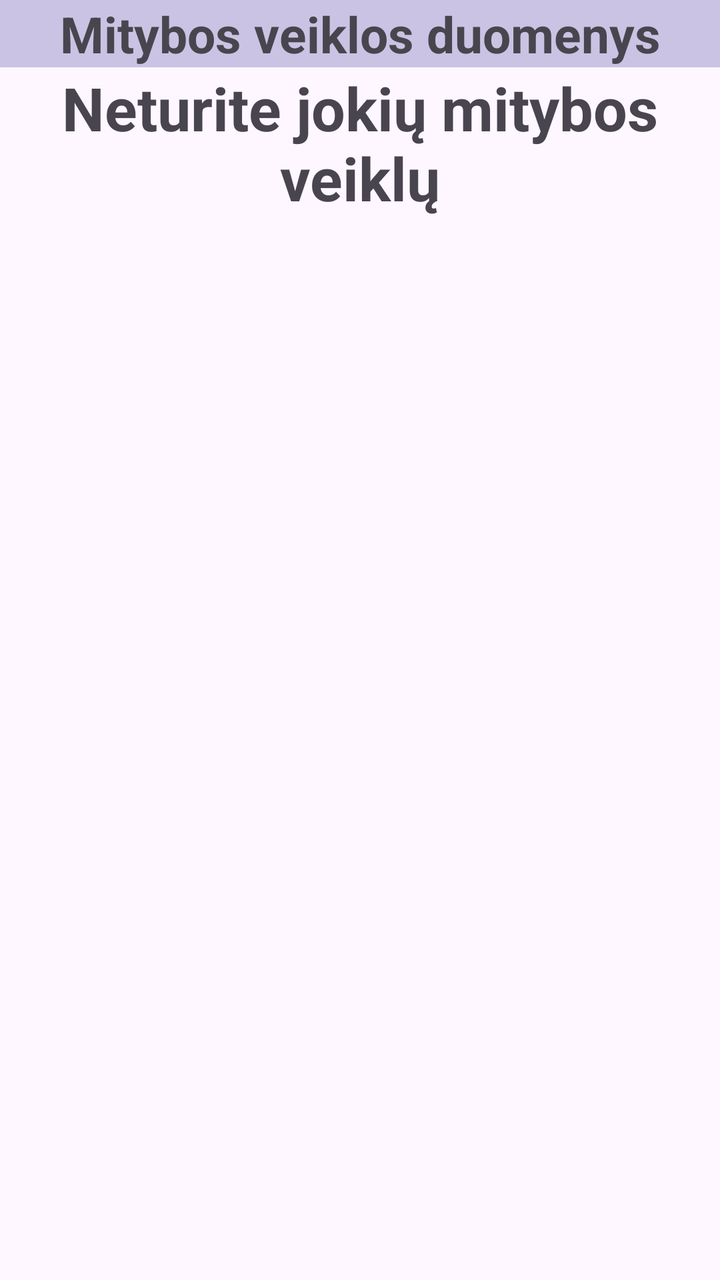
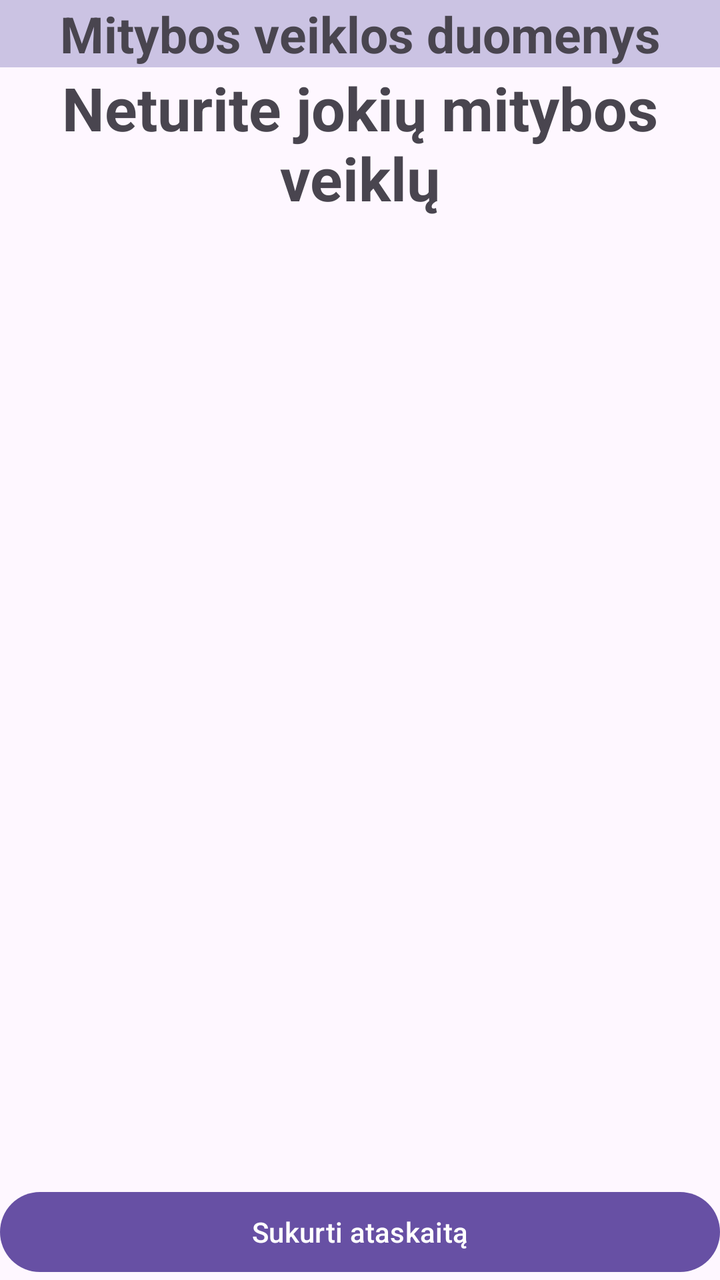

The first picture is an Android layout as it rendered before a commit; the second is the same layout after the commit. The layout source and the unified diff follow.
<!-- AndroidManifest.xml: activity theme Theme.Material3.Light.NoActionBar -->
<!-- res/layout/activity_meal_log_data.xml -->
<?xml version="1.0" encoding="utf-8"?>
<androidx.constraintlayout.widget.ConstraintLayout xmlns:android="http://schemas.android.com/apk/res/android"
    xmlns:app="http://schemas.android.com/apk/res-auto"
    xmlns:tools="http://schemas.android.com/tools"
    android:layout_width="match_parent"
    android:layout_height="match_parent"
    tools:context=".MealLogDataActivity">

    <TextView
        android:id="@+id/mealLogDataTitle"
        android:layout_width="match_parent"
        android:layout_height="wrap_content"
        android:background="#CBC3E3"
        android:gravity="center"
        android:text="Mitybos veiklos duomenys"
        android:textSize="25sp"
        android:textStyle="bold"
        app:layout_constraintEnd_toEndOf="parent"
        app:layout_constraintStart_toStartOf="parent"
        app:layout_constraintTop_toTopOf="parent" />

    <androidx.recyclerview.widget.RecyclerView
        android:id="@+id/mealLogDataList"
        android:layout_width="match_parent"
        android:layout_height="0dp"
        app:layout_constraintBottom_toBottomOf="parent"
        app:layout_constraintTop_toBottomOf="@+id/mealLogDataTitle"
        app:layout_constraintVertical_bias="0.0"/>

    <TextView
        android:id="@+id/noMealLogsText"
        android:layout_width="match_parent"
        android:layout_height="wrap_content"
        app:layout_constraintEnd_toEndOf="parent"
        app:layout_constraintStart_toStartOf="parent"
        android:textSize="30sp"
        android:textStyle="bold"
        android:gravity="center"
        android:text="Neturite jokių mitybos veiklų"
        app:layout_constraintTop_toBottomOf="@+id/mealLogDataTitle" />
</androidx.constraintlayout.widget.ConstraintLayout>
<!-- resources referenced by this layout -->
<resources>

</resources>

<!-- the commit's change to res/layout/activity_meal_log_data.xml (unified diff, before → after) -->
@@ -19,14 +19,6 @@
         app:layout_constraintStart_toStartOf="parent"
         app:layout_constraintTop_toTopOf="parent" />
 
-    <androidx.recyclerview.widget.RecyclerView
-        android:id="@+id/mealLogDataList"
-        android:layout_width="match_parent"
-        android:layout_height="0dp"
-        app:layout_constraintBottom_toBottomOf="parent"
-        app:layout_constraintTop_toBottomOf="@+id/mealLogDataTitle"
-        app:layout_constraintVertical_bias="0.0"/>
-
     <TextView
         android:id="@+id/noMealLogsText"
         android:layout_width="match_parent"
@@ -38,4 +30,19 @@
         android:gravity="center"
         android:text="Neturite jokių mitybos veiklų"
         app:layout_constraintTop_toBottomOf="@+id/mealLogDataTitle" />
+
+    <androidx.recyclerview.widget.RecyclerView
+        android:id="@+id/mealLogDataList"
+        android:layout_width="match_parent"
+        android:layout_height="0dp"
+        app:layout_constraintTop_toBottomOf="@id/noMealLogsText"
+        app:layout_constraintBottom_toTopOf="@+id/generateReportButton"/>
+
+    <Button
+        android:id="@+id/generateReportButton"
+        android:layout_width="match_parent"
+        android:layout_height="wrap_content"
+        android:text="Sukurti ataskaitą"
+        app:layout_constraintBottom_toBottomOf="parent"/>
+
 </androidx.constraintlayout.widget.ConstraintLayout>
